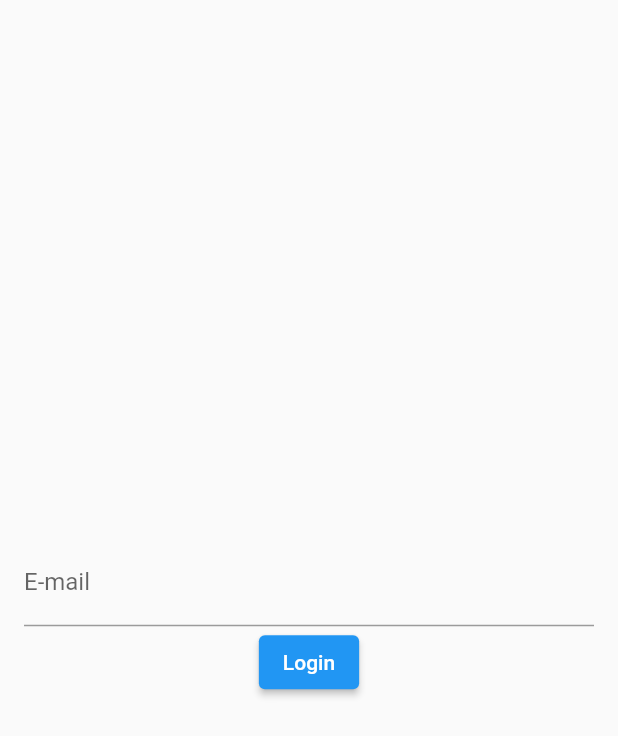
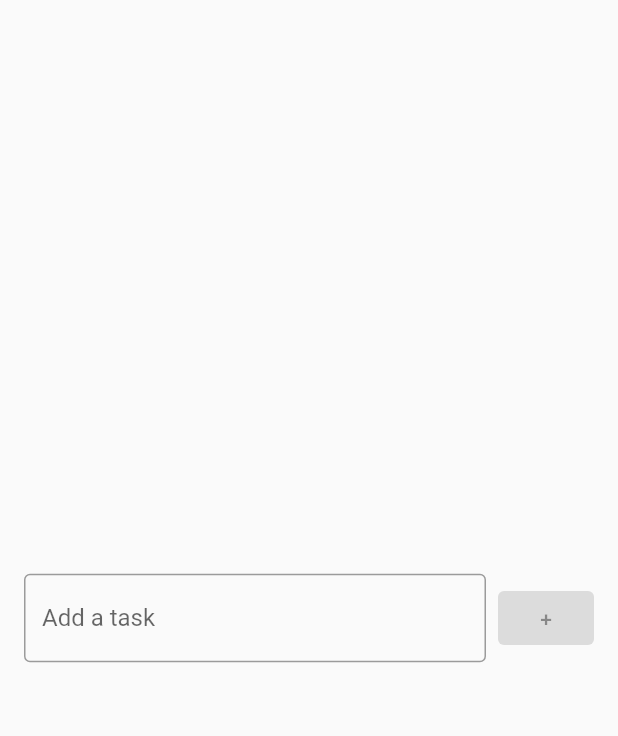
Before and after one commit to luidimso/flutter_to_do_list, a Flutter app: the screen it shows after launch, on a phone screen of 412 x 824 dp. Shown: the top 736 px of the screen. Run offline on Flutter 3.47's test engine with Material 2 defaults, Android fonts, the phone set to English and light mode, and no system bars.

Commit message:
Adding expanded width on row

```diff
--- a/lib/pages/to_do_list.dart
+++ b/lib/pages/to_do_list.dart
@@ -7,31 +7,31 @@ class Checklist extends StatelessWidget {
 
   @override
   Widget build(BuildContext context) {
-    return Scaffold(
+    return const Scaffold(
       body: Center(
         child: Padding(
-          padding: const EdgeInsets.symmetric(
-            horizontal: 16
-          ),
-          child: Column(
-            mainAxisSize: MainAxisSize.min,
+          padding: EdgeInsets.all(16),
+          child: Row(
             children: [
-              TextField(
-                decoration: const InputDecoration(
-                  labelText: "E-mail",
-                  hintText: "exemple@email.com",
+              Expanded(
+                child: TextField(
+                  decoration: InputDecoration(
+                    border: OutlineInputBorder(),
+                    labelText: "Add a task",
+                    hintText: "Study"
+                  ),
                 ),
-                controller: emailController,
-                onChanged: onChanged,
-                onSubmitted: onSubmitted,
+              ),
+              SizedBox(
+                width: 8,
               ),
               ElevatedButton(
-                  onPressed: login,
-                  child: const Text("Login")
+                  onPressed: null,
+                  child: Text("+")
               )
             ],
           ),
-        ),
+        )
       )
     );
   }
@@ -42,12 +42,4 @@ class Checklist extends StatelessWidget {
     print(text);
     emailController.clear();
   }
-
-  void onChanged(String text) {
-    print(text);
-  }
-
-  void onSubmitted(String text) {
-    print(text);
-  }
 }
```
